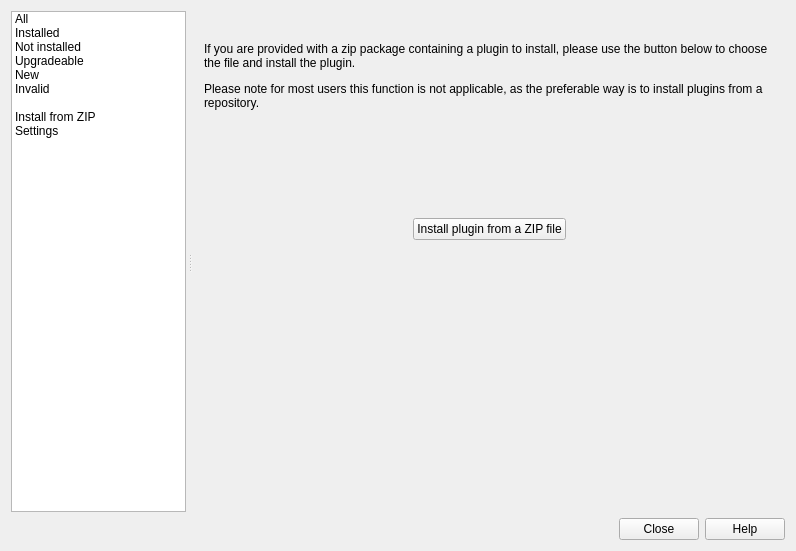
This is src/ui/qgspluginmanagerbase.ui in carsmie/QGIS as Qt 5 draws it before an edit. The edited form follows.
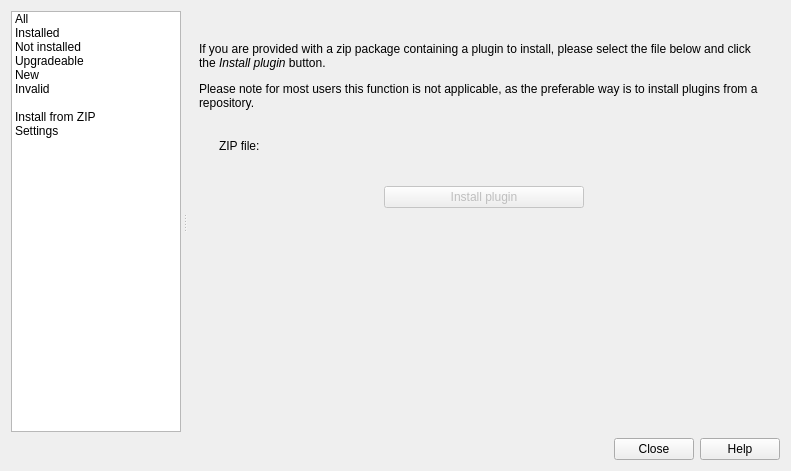
This is the edited form. The open tabs and pages were chosen to show the change. Icons and pictures are not drawn. Custom widgets are drawn as their Qt base class.

Commit message: Plugin manager: Use QgsFileWidget for installing from zip files

Diff of the .ui file:
```diff
--- a/src/ui/qgspluginmanagerbase.ui
+++ b/src/ui/qgspluginmanagerbase.ui
@@ -6,8 +6,8 @@
    <rect>
     <x>0</x>
     <y>0</y>
-    <width>796</width>
-    <height>551</height>
+    <width>791</width>
+    <height>471</height>
    </rect>
   </property>
   <property name="minimumSize">
@@ -559,7 +559,7 @@
               </sizepolicy>
              </property>
              <property name="text">
-              <string>&lt;html&gt;&lt;head/&gt;&lt;body&gt;&lt;p&gt;If you are provided with a zip package containing a plugin to install, please use the button below to choose the file and install the plugin.&lt;/p&gt;&lt;p&gt;Please note for most users this function is not applicable, as the preferable way is to install plugins from a repository.&lt;/p&gt;&lt;/body&gt;&lt;/html&gt;</string>
+              <string>&lt;html&gt;&lt;head/&gt;&lt;body&gt;&lt;p&gt;If you are provided with a zip package containing a plugin to install, please select the file below and click the &lt;span style=&quot; font-style:italic;&quot;&gt;Install plugin&lt;/span&gt; button.&lt;/p&gt;&lt;p&gt;Please note for most users this function is not applicable, as the preferable way is to install plugins from a repository.&lt;/p&gt;&lt;/body&gt;&lt;/html&gt;</string>
              </property>
              <property name="textFormat">
               <enum>Qt::AutoText</enum>
@@ -580,10 +580,13 @@
              <property name="orientation">
               <enum>Qt::Vertical</enum>
              </property>
+             <property name="sizeType">
+              <enum>QSizePolicy::Fixed</enum>
+             </property>
              <property name="sizeHint" stdset="0">
               <size>
                <width>20</width>
-               <height>79</height>
+               <height>20</height>
               </size>
              </property>
             </spacer>
@@ -595,18 +598,31 @@
                <property name="orientation">
                 <enum>Qt::Horizontal</enum>
                </property>
+               <property name="sizeType">
+                <enum>QSizePolicy::Fixed</enum>
+               </property>
                <property name="sizeHint" stdset="0">
                 <size>
-                 <width>40</width>
+                 <width>20</width>
                  <height>20</height>
                 </size>
                </property>
               </spacer>
              </item>
              <item>
-              <widget class="QPushButton" name="buttonInstallFromZip">
+              <widget class="QLabel" name="label">
                <property name="text">
-                <string>Install plugin from a ZIP file</string>
+                <string>ZIP file:</string>
+               </property>
+              </widget>
+             </item>
+             <item>
+              <widget class="QgsFileWidget" name="mZipFileWidget" native="true">
+               <property name="sizePolicy">
+                <sizepolicy hsizetype="Expanding" vsizetype="Preferred">
+                 <horstretch>0</horstretch>
+                 <verstretch>0</verstretch>
+                </sizepolicy>
                </property>
               </widget>
              </item>
@@ -615,9 +631,86 @@
                <property name="orientation">
                 <enum>Qt::Horizontal</enum>
                </property>
+               <property name="sizeType">
+                <enum>QSizePolicy::Preferred</enum>
+               </property>
                <property name="sizeHint" stdset="0">
                 <size>
-                 <width>40</width>
+                 <width>100</width>
+                 <height>20</height>
+                </size>
+               </property>
+              </spacer>
+             </item>
+            </layout>
+           </item>
+           <item>
+            <spacer name="verticalSpacer_5">
+             <property name="orientation">
+              <enum>Qt::Vertical</enum>
+             </property>
+             <property name="sizeType">
+              <enum>QSizePolicy::Fixed</enum>
+             </property>
+             <property name="sizeHint" stdset="0">
+              <size>
+               <width>20</width>
+               <height>24</height>
+              </size>
+             </property>
+            </spacer>
+           </item>
+           <item>
+            <layout class="QHBoxLayout" name="horizontalLayout_3">
+             <item>
+              <spacer name="horizontalSpacer_4">
+               <property name="orientation">
+                <enum>Qt::Horizontal</enum>
+               </property>
+               <property name="sizeType">
+                <enum>QSizePolicy::Expanding</enum>
+               </property>
+               <property name="sizeHint" stdset="0">
+                <size>
+                 <width>60</width>
+                 <height>20</height>
+                </size>
+               </property>
+              </spacer>
+             </item>
+             <item>
+              <widget class="QPushButton" name="buttonInstallFromZip">
+               <property name="enabled">
+                <bool>false</bool>
+               </property>
+               <property name="sizePolicy">
+                <sizepolicy hsizetype="Fixed" vsizetype="Fixed">
+                 <horstretch>0</horstretch>
+                 <verstretch>0</verstretch>
+                </sizepolicy>
+               </property>
+               <property name="minimumSize">
+                <size>
+                 <width>200</width>
+                 <height>0</height>
+                </size>
+               </property>
+               <property name="text">
+                <string>Install plugin</string>
+               </property>
+              </widget>
+             </item>
+             <item>
+              <spacer name="horizontalSpacer_5">
+               <property name="orientation">
+                <enum>Qt::Horizontal</enum>
+               </property>
+               <property name="sizeType">
+                <enum>QSizePolicy::Expanding</enum>
+               </property>
+               <property name="sizeHint" stdset="0">
+                <size>
+                 <width>60</width>
                  <height>20</height>
                 </size>
                </property>
@@ -638,22 +731,6 @@
              </property>
             </spacer>
            </item>
-           <item>
-            <spacer name="verticalSpacer_5">
-             <property name="orientation">
-              <enum>Qt::Vertical</enum>
-             </property>
-             <property name="sizeType">
-              <enum>QSizePolicy::Fixed</enum>
-             </property>
-             <property name="sizeHint" stdset="0">
-              <size>
-               <width>20</width>
-               <height>160</height>
-              </size>
-             </property>
-            </spacer>
-           </item>
           </layout>
          </widget>
          <widget class="QWidget" name="pageSettings">
@@ -1115,6 +1192,11 @@
    <header>qgscollapsiblegroupbox.h</header>
    <container>1</container>
   </customwidget>
+  <customwidget>
+   <class>QgsFileWidget</class>
+   <extends>QWidget</extends>
+   <header>qgsfilewidget.h</header>
+  </customwidget>
   <customwidget>
    <class>QgsFilterLineEdit</class>
    <extends>QLineEdit</extends>
```
The commit also changes 3 other files.
